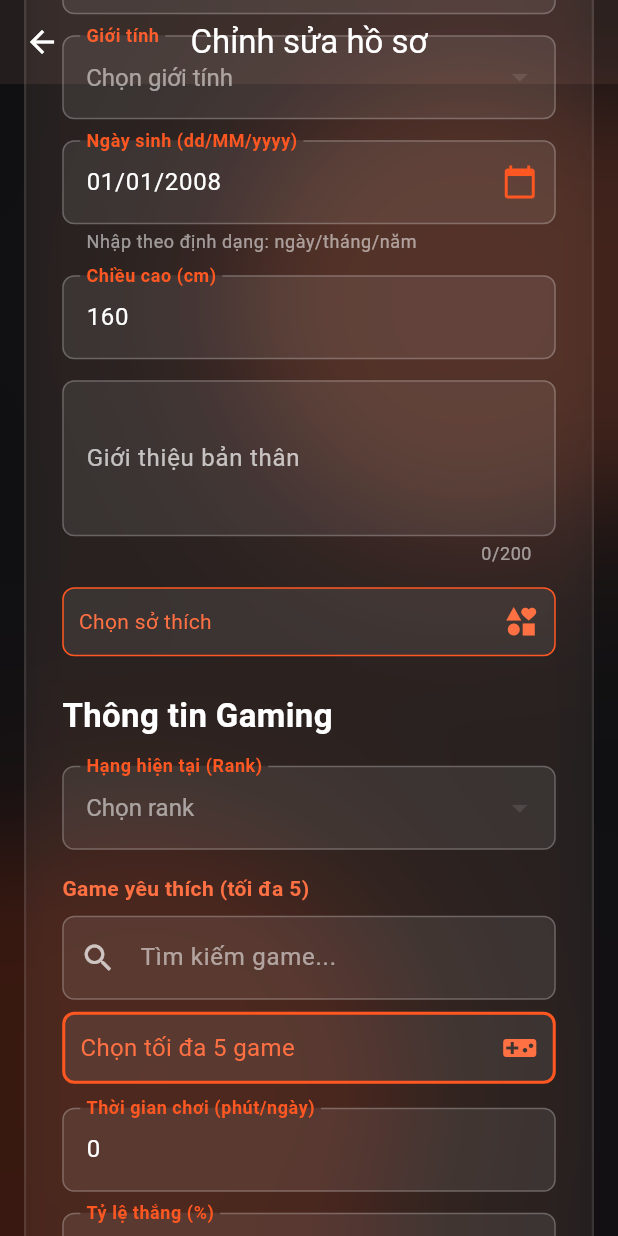
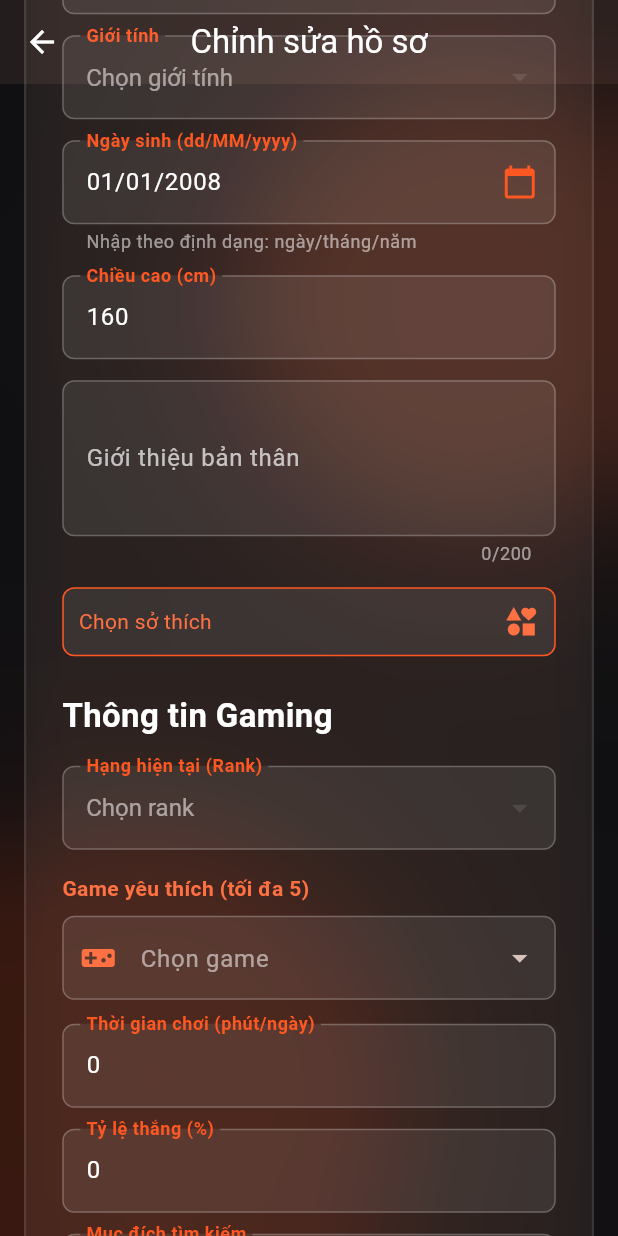
Before and after one commit to lmQuanGGGG/GameNect, a Flutter app: the ProfileScreen screen opened by its route, scrolled down 576 dp, on a phone screen of 412 x 824 dp. Run offline on Flutter 3.47's test engine with Material 3 defaults, Android fonts, the phone set to English and light mode, and no system bars; drawn by our look-alikes of dropdown_search, multi_select_flutter; our stand-ins replace awesome_notifications, cached_network_image, camera, cloud_firestore, firebase_auth, firebase_core and 16 more; missing offline and left inert: agora_rtc_engine, awesome_notifications_fcm, camerawesome, dart:html, dart:js, flutter_facebook_auth and 2 more; accounts and stored records are empty; generated files the repository leaves out were written again.

Commit message:
feat: implement message read status and replace multi-select with searchable dropdown for game selection

```diff
--- a/lib/main.dart
+++ b/lib/main.dart
@@ -69,6 +69,12 @@ void main() async {
   await Firebase.initializeApp(options: DefaultFirebaseOptions.currentPlatform);
 
   if (kIsWeb) {
+    try {
+      await FirebaseAuth.instance.setPersistence(Persistence.LOCAL);
+    } catch (e) {
+      developer.log('Error setting auth persistence: $e', name: 'Auth-Web');
+    }
+
     try {
       bool isSupported = await FirebaseMessaging.instance.isSupported();
       if (isSupported) {
--- a/lib/user/screens/chat/chat_screen.dart
+++ b/lib/user/screens/chat/chat_screen.dart
@@ -58,6 +58,11 @@ class _ChatScreenState extends State<ChatScreen> {
             .set({
               'lastSeen_$userId': FieldValue.serverTimestamp(),
             }, SetOptions(merge: true));
+
+        // Đánh dấu tin nhắn đã đọc nếu có
+        if (mounted) {
+          Provider.of<ChatProvider>(context, listen: false).markMatchAsRead(widget.matchId);
+        }
 
         final userDoc = await FirebaseFirestore.instance
             .collection('users')
--- a/lib/user/screens/profile/gaming_section.dart
+++ b/lib/user/screens/profile/gaming_section.dart
@@ -1,5 +1,5 @@
 import 'package:flutter/material.dart';
-import 'package:multi_select_flutter/multi_select_flutter.dart';
+import 'package:dropdown_search/dropdown_search.dart';
 import '../../../core/theme/theme_helper.dart';
 
 class GamingSection extends StatelessWidget {
@@ -9,10 +9,8 @@ class GamingSection extends StatelessWidget {
 
   final List<String> favoriteGames;
   final Function(List<String>) onFavoriteGamesChanged;
-  final bool isSearching;
-  final List<String> searchResultGames;
   final List<String> hotGames;
-  final Function(String) onSearchGames;
+  final Future<List<String>> Function(String) onSearchGamesAsync;
 
   final int playTime;
   final Function(int) onPlayTimeChanged;
@@ -35,10 +33,8 @@ class GamingSection extends StatelessWidget {
     required this.rankOptions,
     required this.favoriteGames,
     required this.onFavoriteGamesChanged,
-    required this.isSearching,
-    required this.searchResultGames,
     required this.hotGames,
-    required this.onSearchGames,
+    required this.onSearchGamesAsync,
     required this.playTime,
     required this.onPlayTimeChanged,
     required this.winRate,
@@ -122,78 +118,44 @@ class GamingSection extends StatelessWidget {
         ),
         const SizedBox(height: 8),
 
-        // TextField: Tìm kiếm game
-        TextFormField(
-          style: fieldStyle,
+        DropdownSearch<String>.multiSelection(
+          items: (filter, props) => onSearchGamesAsync(filter),
+          selectedItems: favoriteGames,
+          compareFn: (i, s) => i == s,
+          decoratorProps: DropDownDecoratorProps(
             decoration: InputDecoration(
-            hintText: "Tìm kiếm game...",
+              hintText: "Chọn game",
               hintStyle: hintStyle,
-            prefixIcon: Icon(Icons.search, color: context.textSecondaryColor),
               enabledBorder: enabledBorder,
               focusedBorder: focusedBorder,
               errorBorder: errorBorder,
               focusedErrorBorder: focusedErrorBorder,
               filled: true,
               fillColor: fieldFillColor,
-          ),
-          onChanged: onSearchGames,
-        ),
-        const SizedBox(height: 8),
-
-        // MultiSelectDialogField: Chọn nhiều game
-        MultiSelectDialogField<String>(
-          items: (isSearching && searchResultGames.isNotEmpty
-                  ? searchResultGames
-                  : hotGames)
-              .map((e) => MultiSelectItem(e, e))
-              .toList(),
-          initialValue: favoriteGames,
-          title: Text("Chọn game", style: TextStyle(color: context.textColor, fontWeight: FontWeight.bold)),
-          selectedColor: Colors.deepOrange,
-          backgroundColor: context.dialogBgColor,
-          itemsTextStyle: TextStyle(color: context.textColor),
-          selectedItemsTextStyle: TextStyle(color: context.textColor),
-          searchTextStyle: TextStyle(color: context.textColor),
-          searchHintStyle: TextStyle(color: context.textTertiaryColor),
-          decoration: BoxDecoration(
-            color: fieldFillColor,
-            borderRadius: const BorderRadius.all(
-              Radius.circular(8),
-            ),
-            border: Border.all(
-              color: Colors.deepOrange,
-              width: 2,
+              prefixIcon: Icon(Icons.videogame_asset, color: Colors.deepOrange[400]),
             ),
           ),
-          buttonIcon: Icon(
-            Icons.videogame_asset,
-            color: Colors.deepOrange[400],
-          ),
-          buttonText: Text(
-            "Chọn tối đa 5 game",
-            style: TextStyle(
-              color: Colors.deepOrange[400],
-              fontSize: 16,
+          popupProps: PopupPropsMultiSelection.dialog(
+            showSearchBox: true,
+            searchFieldProps: TextFieldProps(
+              decoration: InputDecoration(
+                hintText: "Gõ tên game (ví dụ: gta...)",
+                prefixIcon: const Icon(Icons.search),
+                border: OutlineInputBorder(borderRadius: BorderRadius.circular(8)),
               ),
             ),
-          onSelectionChanged: (selectedList) {
-            if (selectedList.length > 5) {
-              ScaffoldMessenger.of(context).showSnackBar(
-                const SnackBar(
-                  content: Text('Chỉ được chọn tối đa 5 game!'),
+            dialogProps: DialogProps(
+              shape: RoundedRectangleBorder(borderRadius: BorderRadius.circular(12)),
             ),
-              );
-              selectedList.removeLast();
-            }
-          },
-          onConfirm: (results) {
+          ),
+          onChanged: (results) {
             if (results.length > 5) {
               ScaffoldMessenger.of(context).showSnackBar(
-                const SnackBar(
-                  content: Text('Chỉ được chọn tối đa 5 game!'),
-                ),
+                const SnackBar(content: Text('Chỉ được chọn tối đa 5 game!')),
               );
-              onFavoriteGamesChanged(results.sublist(0, 5));
+              // We remove the last added item to keep it <= 5.
+              results.removeLast();
+              onFavoriteGamesChanged(List.from(results));
             } else {
               onFavoriteGamesChanged(results);
             }
```
Also changed, not shown: lib/core/providers/chat_provider.dart (+10 -0 lines), lib/core/providers/match_provider.dart (+15 -31 lines), lib/core/services/firestore/chat_service.dart (+22 -0 lines), lib/user/screens/camera/camera_capture_screen.dart (+0 -8 lines), lib/user/screens/matching/match_list_screen.dart (+19 -3 lines), lib/user/screens/profile/edit_profile_screen.dart (+6 -20 lines), 2 other files. Lines whose indentation alone changed are shown as unchanged.
